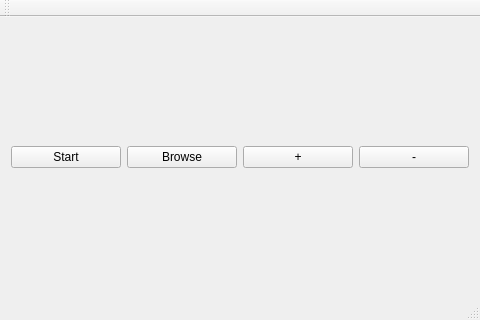
First picture: the form in mainwindow.ui, repository liusy182/pancake-gpio, before the edit.
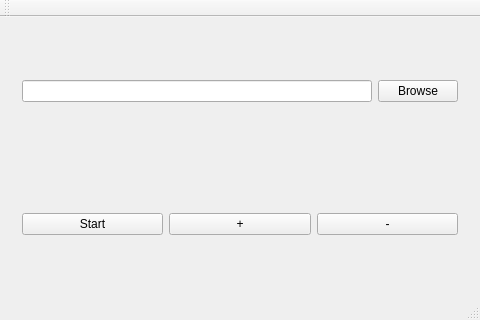
Second picture: the form after the edit.

Commit message: add lineedit for file path

Patch:
```diff
--- a/mainwindow.ui
+++ b/mainwindow.ui
@@ -14,8 +14,34 @@
    <string>Pancake</string>
   </property>
   <widget class="QWidget" name="centralWidget">
+   <layout class="QVBoxLayout" name="verticalLayout">
+    <item>
+     <widget class="QWidget" name="wgtTop" native="true">
    <layout class="QHBoxLayout" name="horizontalLayout">
     <item>
+        <widget class="QLineEdit" name="edtFilePath">
+         <property name="text">
+          <string/>
+         </property>
+        </widget>
+       </item>
+       <item>
+        <widget class="QPushButton" name="btnBrowse">
+         <property name="enabled">
+          <bool>true</bool>
+         </property>
+         <property name="text">
+          <string>Browse</string>
+         </property>
+        </widget>
+       </item>
+      </layout>
+     </widget>
+    </item>
+    <item>
+     <widget class="QWidget" name="wgtBottom" native="true">
+      <layout class="QHBoxLayout" name="horizontalLayout_2">
+       <item>
      <widget class="QPushButton" name="btnStartEnd">
       <property name="text">
        <string>Start</string>
@@ -25,13 +51,6 @@
       </property>
      </widget>
     </item>
-    <item>
-     <widget class="QPushButton" name="btnBrowse">
-      <property name="text">
-       <string>Browse</string>
-      </property>
-     </widget>
-    </item>
     <item>
      <widget class="QPushButton" name="btnOn">
       <property name="text">
@@ -44,6 +63,9 @@
       <property name="text">
        <string>-</string>
       </property>
+        </widget>
+       </item>
+      </layout>
      </widget>
     </item>
    </layout>
```
Lines whose indentation alone changed are shown as unchanged. The commit also changes 2 other files.
